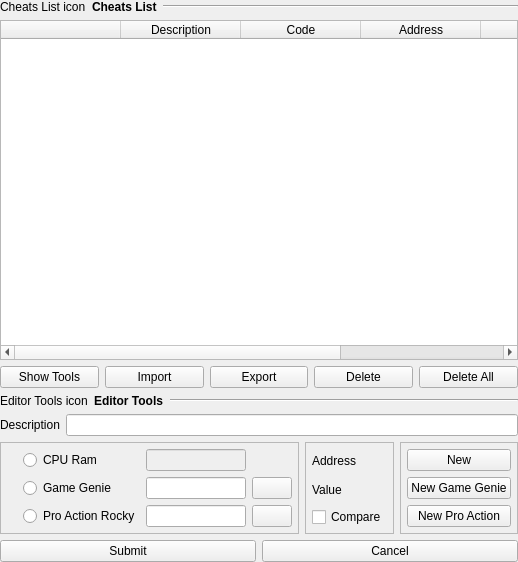
Above: src/gui/designer/wdgCheatsEditor.ui from punesemu/puNES before the change. Below: the same form after it.
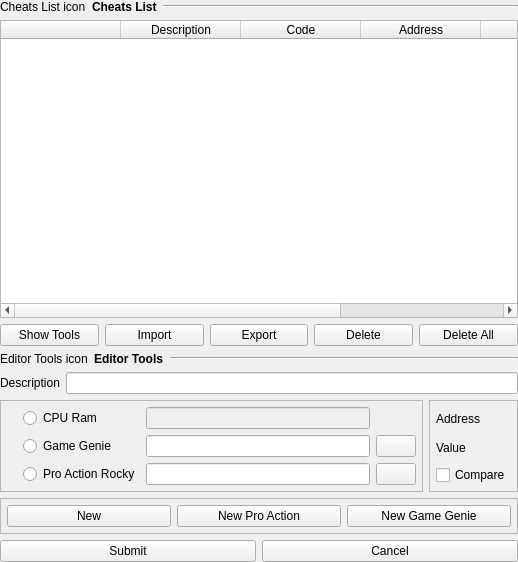
That is the form after the change. Icons and pictures are not drawn.

Commit message: A few more minor adjustments to the settings dialog.

Patch:
```diff
--- a/src/gui/designer/wdgCheatsEditor.ui
+++ b/src/gui/designer/wdgCheatsEditor.ui
@@ -136,33 +136,21 @@
          <property name="text">
           <string>Code</string>
          </property>
-         <property name="textAlignment">
-          <set>AlignCenter</set>
-         </property>
         </column>
         <column>
          <property name="text">
           <string>Address</string>
          </property>
-         <property name="textAlignment">
-          <set>AlignCenter</set>
-         </property>
         </column>
         <column>
          <property name="text">
           <string>Value</string>
          </property>
-         <property name="textAlignment">
-          <set>AlignCenter</set>
-         </property>
         </column>
         <column>
          <property name="text">
           <string>Compare</string>
          </property>
-         <property name="textAlignment">
-          <set>AlignCenter</set>
-         </property>
         </column>
        </widget>
       </item>
@@ -362,6 +350,12 @@
             <layout class="QGridLayout" name="gridLayout_Type_Cheat">
              <item row="2" column="0">
               <widget class="QLabel" name="label_color_ProAR">
+               <property name="sizePolicy">
+                <sizepolicy hsizetype="Fixed" vsizetype="Preferred">
+                 <horstretch>0</horstretch>
+                 <verstretch>0</verstretch>
+                </sizepolicy>
+               </property>
                <property name="minimumSize">
                 <size>
                  <width>10</width>
@@ -383,7 +377,7 @@
              <item row="1" column="2">
               <widget class="QLineEdit" name="lineEdit_GG">
                <property name="sizePolicy">
-                <sizepolicy hsizetype="Preferred" vsizetype="Fixed">
+                <sizepolicy hsizetype="Expanding" vsizetype="Fixed">
                  <horstretch>0</horstretch>
                  <verstretch>0</verstretch>
                 </sizepolicy>
@@ -395,6 +389,12 @@
              </item>
              <item row="0" column="0">
               <widget class="QLabel" name="label_color_CPU_Ram">
+               <property name="sizePolicy">
+                <sizepolicy hsizetype="Fixed" vsizetype="Preferred">
+                 <horstretch>0</horstretch>
+                 <verstretch>0</verstretch>
+                </sizepolicy>
+               </property>
                <property name="minimumSize">
                 <size>
                  <width>10</width>
@@ -416,7 +416,7 @@
              <item row="2" column="2">
               <widget class="QLineEdit" name="lineEdit_ProAR">
                <property name="sizePolicy">
-                <sizepolicy hsizetype="Preferred" vsizetype="Fixed">
+                <sizepolicy hsizetype="Expanding" vsizetype="Fixed">
                  <horstretch>0</horstretch>
                  <verstretch>0</verstretch>
                 </sizepolicy>
@@ -439,7 +439,7 @@
                 <bool>false</bool>
                </property>
                <property name="sizePolicy">
-                <sizepolicy hsizetype="Preferred" vsizetype="Fixed">
+                <sizepolicy hsizetype="Expanding" vsizetype="Fixed">
                  <horstretch>0</horstretch>
                  <verstretch>0</verstretch>
                 </sizepolicy>
@@ -457,6 +457,12 @@
              </item>
              <item row="1" column="0">
               <widget class="QLabel" name="label_color_GG">
+               <property name="sizePolicy">
+                <sizepolicy hsizetype="Fixed" vsizetype="Preferred">
+                 <horstretch>0</horstretch>
+                 <verstretch>0</verstretch>
+                </sizepolicy>
+               </property>
                <property name="minimumSize">
                 <size>
                  <width>10</width>
@@ -513,7 +519,7 @@
           </layout>
          </widget>
         </item>
-        <item row="1" column="2">
+        <item row="2" column="0" colspan="2">
          <widget class="QFrame" name="frame_Buttons">
           <property name="sizePolicy">
            <sizepolicy hsizetype="Expanding" vsizetype="Preferred">
@@ -541,34 +547,8 @@
             <number>6</number>
            </property>
            <item>
-            <layout class="QGridLayout" name="gridLayout_Edit_Buttons">
-             <item row="1" column="0">
-              <widget class="QPushButton" name="pushButton_New_Cheat_GG">
-               <property name="sizePolicy">
-                <sizepolicy hsizetype="Preferred" vsizetype="Fixed">
-                 <horstretch>0</horstretch>
-                 <verstretch>0</verstretch>
-                </sizepolicy>
-               </property>
-               <property name="text">
-                <string>New Game Genie</string>
-               </property>
-              </widget>
-             </item>
-             <item row="2" column="0">
-              <widget class="QPushButton" name="pushButton_New_Cheat_ProAR">
-               <property name="sizePolicy">
-                <sizepolicy hsizetype="Preferred" vsizetype="Fixed">
-                 <horstretch>0</horstretch>
-                 <verstretch>0</verstretch>
-                </sizepolicy>
-               </property>
-               <property name="text">
-                <string>New Pro Action</string>
-               </property>
-              </widget>
-             </item>
-             <item row="0" column="0">
+            <layout class="QHBoxLayout" name="horizontalLayout_Edit_Buttons">
+             <item>
               <widget class="QPushButton" name="pushButton_New_Cheat">
                <property name="sizePolicy">
                 <sizepolicy hsizetype="Preferred" vsizetype="Fixed">
@@ -581,12 +561,38 @@
                </property>
               </widget>
              </item>
+             <item>
+              <widget class="QPushButton" name="pushButton_New_Cheat_ProAR">
+               <property name="sizePolicy">
+                <sizepolicy hsizetype="Preferred" vsizetype="Fixed">
+                 <horstretch>0</horstretch>
+                 <verstretch>0</verstretch>
+                </sizepolicy>
+               </property>
+               <property name="text">
+                <string>New Pro Action</string>
+               </property>
+              </widget>
+             </item>
+             <item>
+              <widget class="QPushButton" name="pushButton_New_Cheat_GG">
+               <property name="sizePolicy">
+                <sizepolicy hsizetype="Preferred" vsizetype="Fixed">
+                 <horstretch>0</horstretch>
+                 <verstretch>0</verstretch>
+                </sizepolicy>
+               </property>
+               <property name="text">
+                <string>New Game Genie</string>
+               </property>
+              </widget>
+             </item>
             </layout>
            </item>
           </layout>
          </widget>
         </item>
-        <item row="0" column="0" colspan="3">
+        <item row="0" column="0" colspan="2">
          <layout class="QHBoxLayout" name="horizontalLayout_Description">
           <item>
            <widget class="QLabel" name="label_Description">
@@ -600,7 +606,7 @@
           </item>
          </layout>
         </item>
-        <item row="2" column="0" colspan="3">
+        <item row="3" column="0" colspan="2">
          <layout class="QHBoxLayout" name="horizontalLayout_Submit_Cancel">
           <item>
            <widget class="QPushButton" name="pushButton_Submit_Cheat">
```
The commit also changes 7 other files.
